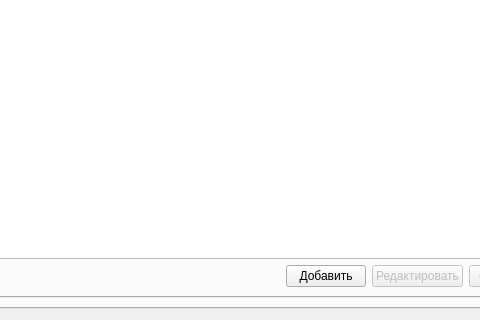
Old version of the form GUI/main_window.ui in the repository Begzi/Dis; both pictures show x 246 to 726 and y 293 to 613 of the 1000 by 613 pixel window.
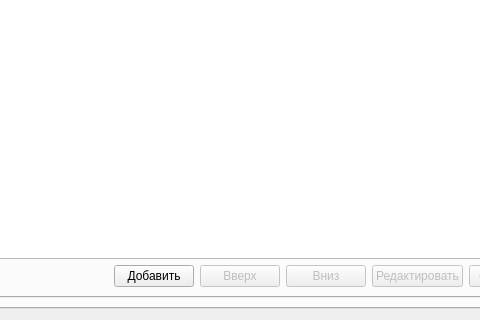
New version of the form. The open tabs and pages were chosen to show the change.

```diff
--- a/GUI/main_window.ui
+++ b/GUI/main_window.ui
@@ -729,6 +729,26 @@
                </property>
               </widget>
              </item>
+             <item>
+              <widget class="QPushButton" name="pushForwardUp">
+               <property name="enabled">
+                <bool>false</bool>
+               </property>
+               <property name="text">
+                <string>Вверх</string>
+               </property>
+              </widget>
+             </item>
+             <item>
+              <widget class="QPushButton" name="pushForwardDown">
+               <property name="enabled">
+                <bool>false</bool>
+               </property>
+               <property name="text">
+                <string>Вниз</string>
+               </property>
+              </widget>
+             </item>
              <item>
               <widget class="QPushButton" name="editForwardRule">
                <property name="enabled">
```
Left out of the diff: 22 changed lines with no effect on the pictures.
